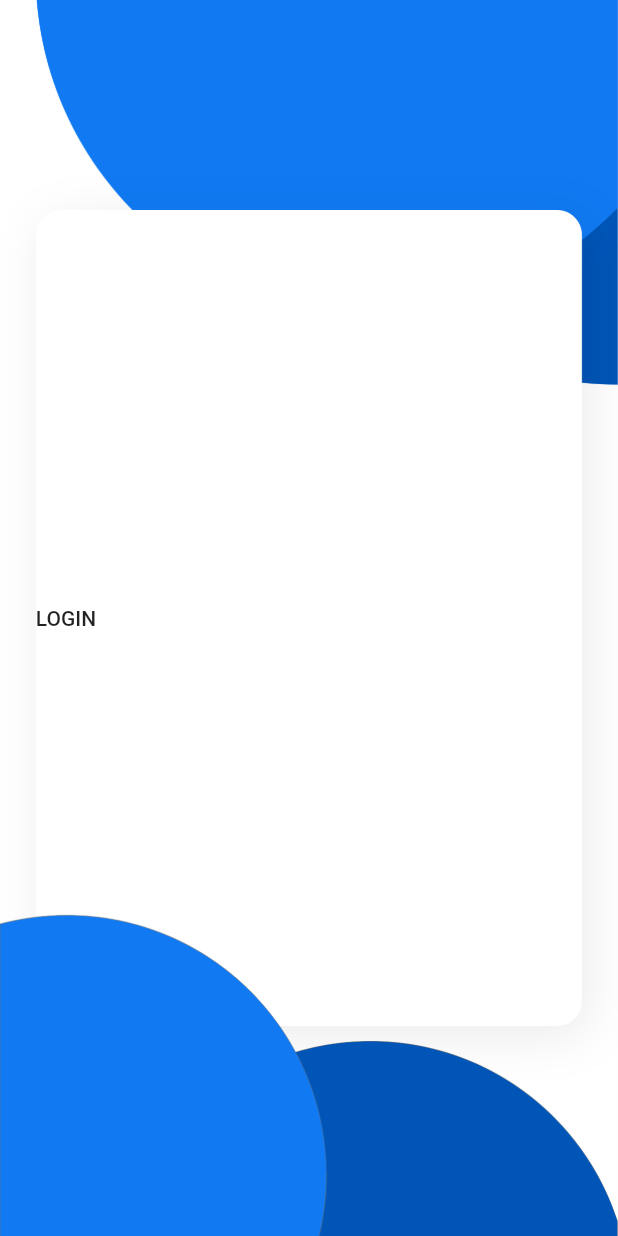
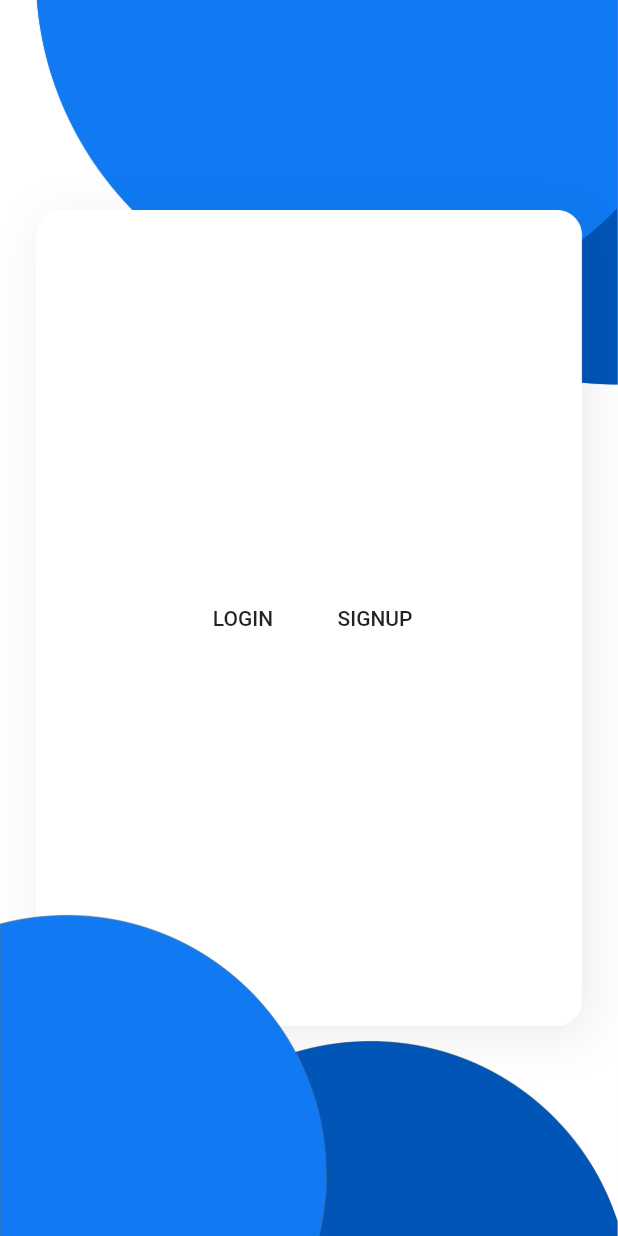
Before and after one commit to BullsEye34/ledger, a Flutter app: the screen it shows after launch, on a phone screen of 412 x 824 dp. Run offline on Flutter 3.47's test engine with Material 2 defaults, Android fonts, the phone set to English and light mode, and no system bars.

Commit message:
Add SIGNUP Button

```diff
--- a/lib/main.dart
+++ b/lib/main.dart
@@ -37,10 +37,15 @@ class _appState extends State<app> {
         crossAxisAlignment: CrossAxisAlignment.center,
         children: [
           Row(
+            mainAxisAlignment: MainAxisAlignment.center,
             children: [
               FlatButton(
                 onPressed: () {},
                 child: Text('LOGIN'),
+              ),
+              FlatButton(
+                onPressed: () {},
+                child: Text('SIGNUP'),
               ),
             ],
           )
```
